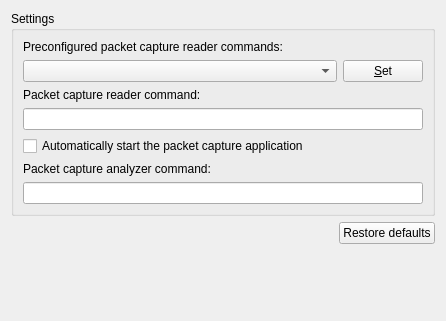
Above: gns3/ui/packet_capture_preferences_page.ui from mpplab/MNSS before the change. Below: the same form after it.
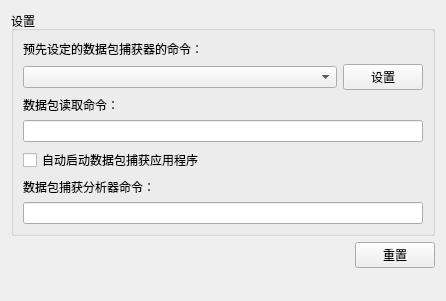
That is the form after the change.

```diff
--- a/gns3/ui/packet_capture_preferences_page.ui
+++ b/gns3/ui/packet_capture_preferences_page.ui
@@ -7,7 +7,7 @@
     <x>0</x>
     <y>0</y>
     <width>446</width>
-    <height>321</height>
+    <height>301</height>
    </rect>
   </property>
   <property name="windowTitle">
@@ -17,13 +17,13 @@
    <item row="0" column="0" colspan="2">
     <widget class="QGroupBox" name="uiSettingsGroupBox">
      <property name="title">
-      <string>Settings</string>
+      <string>设置</string>
      </property>
      <layout class="QGridLayout">
       <item row="5" column="0">
        <widget class="QLabel" name="uiCaptureAnalyzerCommandLabel">
         <property name="text">
-         <string>Packet capture analyzer command:</string>
+         <string>数据包捕获分析器命令：</string>
         </property>
        </widget>
       </item>
@@ -33,7 +33,7 @@
          <bool>true</bool>
         </property>
         <property name="text">
-         <string>Packet capture reader command:</string>
+         <string>数据包读取命令：</string>
         </property>
        </widget>
       </item>
@@ -50,7 +50,7 @@
          <bool>true</bool>
         </property>
         <property name="text">
-         <string>Automatically start the packet capture application</string>
+         <string>自动启动数据包捕获应用程序</string>
         </property>
         <property name="checked">
          <bool>false</bool>
@@ -60,7 +60,7 @@
       <item row="0" column="0" colspan="2">
        <widget class="QLabel" name="uiPreconfiguredCaptureReaderCommandLabel">
         <property name="text">
-         <string>Preconfigured packet capture reader commands:</string>
+         <string>预先设定的数据包捕获器的命令：</string>
         </property>
        </widget>
       </item>
@@ -73,7 +73,7 @@
          </sizepolicy>
         </property>
         <property name="text">
-         <string>&amp;Set</string>
+         <string>设置</string>
         </property>
        </widget>
       </item>
@@ -102,7 +102,7 @@
    <item row="1" column="1">
     <widget class="QPushButton" name="uiRestoreDefaultsPushButton">
      <property name="text">
-      <string>Restore defaults</string>
+      <string>重置</string>
      </property>
     </widget>
    </item>
```
Left out of the diff: 2 changed lines with no effect on the pictures.
